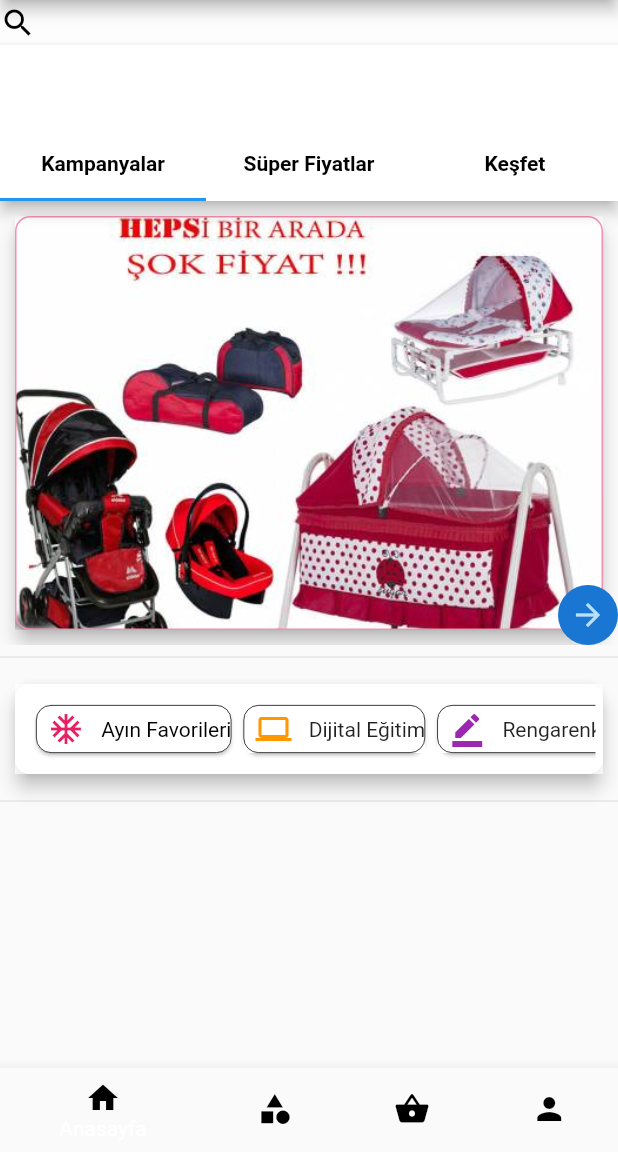
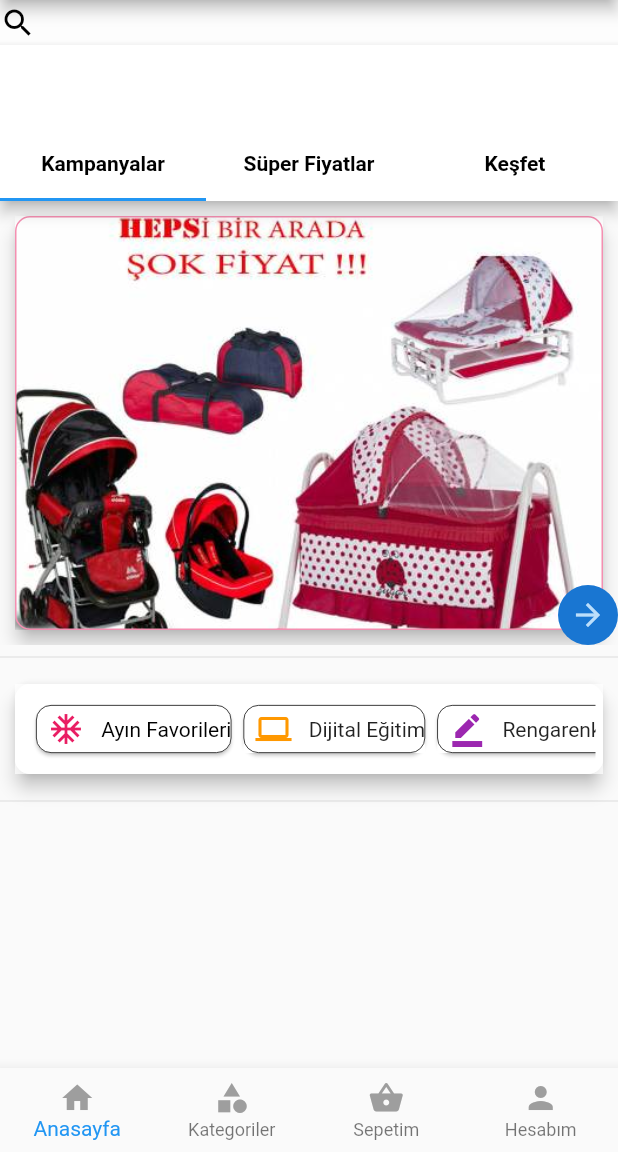
Before and after one commit to selinAslantas/gittigidiyor, a Flutter app: the screen it shows after launch, on a phone screen of 412 x 824 dp, the part 84-1236 px from its top. Run offline on Flutter 3.47's test engine with Material 2 defaults, Android fonts, the phone set to English and light mode, and no system bars.

Commit message:
sayfa geçişleri

```diff
--- a/lib/main.dart
+++ b/lib/main.dart
@@ -1,5 +1,5 @@
 import 'package:flutter/material.dart';
-import 'package:gitti_gidiyor/ui/homePage.dart';
+import 'package:gitti_gidiyor/ui/home.dart';
 
 void main() => runApp(MyApp());
 
@@ -9,7 +9,7 @@ class MyApp extends StatelessWidget {
   Widget build(BuildContext context) {
     return MaterialApp(
       debugShowCheckedModeBanner: false,
-      home: HomePage(),
+      home: Home(),
     );
   }
 }
--- /dev/null
+++ b/lib/ui/home.dart
@@ -0,0 +1,108 @@
+import 'package:flutter/material.dart';
+import 'package:gitti_gidiyor/ui/homePage.dart';
+import 'package:gitti_gidiyor/ui/kategoriler.dart';
+import 'package:gitti_gidiyor/ui/kesfet.dart';
+import 'package:gitti_gidiyor/ui/sepet.dart';
+
+class Home extends StatefulWidget {
+  final Function onTapped;
+
+  const Home({Key key, this.onTapped}) : super(key: key);
+  @override
+  _HomeState createState() => _HomeState();
+}
+
+class _HomeState extends State<Home> {
+  int selectedIndex = 0;
+  List<Widget> allPage;
+  HomePage homePage;
+  Kategoriler kategoriler;
+  Sepet sepet;
+  Kesfet kesfet;
+
+  @override
+  void initState() {
+    // TODO: implement initState
+    super.initState();
+    homePage = HomePage();
+    kategoriler = Kategoriler();
+    sepet = Sepet();
+    kesfet = Kesfet();
+
+    allPage = [homePage, kategoriler, sepet, kesfet];
+  }
+
+  @override
+  Widget build(BuildContext context) {
+    return SafeArea(
+      child: Scaffold(
+        appBar: AppBar(
+          backgroundColor: Colors.white,
+          centerTitle: true,
+          flexibleSpace: Image(
+            image: AssetImage('assets/images/indir.jpg'),
+            fit: BoxFit.cover,
+          ),
+        ),
+        body: allPage[selectedIndex],
+        bottomNavigationBar: bottomNavigationBar(),
+      ),
+    );
+  }
+
+  BottomNavigationBar bottomNavigationBar() {
+    return BottomNavigationBar(
+      items: const <BottomNavigationBarItem>[
+        BottomNavigationBarItem(
+          icon: Icon(
+            Icons.home,
+            color: Colors.grey,
+          ),
+          title: Text(
+            'Anasayfa',
+            style: TextStyle(color: Colors.black),
+          ),
+        ),
+        BottomNavigationBarItem(
+          icon: Icon(
+            Icons.category,
+            color: Colors.grey,
+          ),
+          title: Text(
+            'Kategoriler',
+            style: TextStyle(color: Colors.black),
+          ),
+        ),
+        BottomNavigationBarItem(
+          icon: Icon(
+            Icons.shopping_basket,
+            color: Colors.grey,
+          ),
+          title: Text(
+            'Sepetim',
+            style: TextStyle(color: Colors.black),
+          ),
+        ),
+        BottomNavigationBarItem(
+          icon: Icon(
+            Icons.person,
+            color: Colors.grey,
+          ),
+          title: Text(
+            'Hesabım',
+            style: TextStyle(color: Colors.black),
+          ),
+        ),
+      ],
+      type: BottomNavigationBarType.fixed,
+      currentIndex: selectedIndex,
+      onTap: (index) {
+        setState(() {
+          selectedIndex = index;
+        });
+      },
+    );
+  }
+
+  void onTapped() {}
+}
--- a/lib/ui/homePage.dart
+++ b/lib/ui/homePage.dart
@@ -2,67 +2,11 @@ import 'package:flutter/material.dart';
 
 class HomePage extends StatelessWidget {
   final Function onTapped;
-  final int selectedIndex;
 
-  HomePage({Key key, this.onTapped, this.selectedIndex = 0}) : super(key: key);
-
-  /* void changePage(int index) {
-    setState(() {
-      selectedIndex = index;
-    });
-  }*/
-
-  /* Widget showPage(int selectedIndex) {
-    if (selectedIndex == 0) {
-      return HomePage();
-    }
-    if (selectedIndex == 1) {
-      return Kategoriler();
-    }
-    if (selectedIndex == 2) {
-      return Sepetim();
-    } else {
-      return Hesabim();
-    }
-  }
-
-  Widget Kategoriler() {
-    return Center(
-      child: Container(
-        child: Text("Kategoriler"),
-      ),
-    );
-  }
-
-  Widget Hesabim() {
-    return Center(
-      child: Container(
-        child: Text("Hesabım"),
-      ),
-    );
-  }
-
-  Widget Sepetim() {
-    return Center(
-      child: Container(
-        child: Text("Sepetim"),
-      ),
-    );
-  }
-*/
+  const HomePage({Key key, this.onTapped}) : super(key: key);
   @override
   Widget build(BuildContext context) {
-    return SafeArea(
-      child: Scaffold(
-        appBar: AppBar(
-          backgroundColor: Colors.white,
-          centerTitle: true,
-          flexibleSpace: Image(
-            image: AssetImage('assets/images/indir.jpg'),
-            fit: BoxFit.cover,
-          ),
-        ),
-        body: ListView(
+    return ListView(
       children: <Widget>[
         Container(
           height: 30,
@@ -115,10 +59,9 @@ class HomePage extends StatelessWidget {
                         margin: EdgeInsets.all(10),
                         elevation: 5,
                         shape: RoundedRectangleBorder(
-                                borderRadius:
-                                    BorderRadius.all(Radius.circular(10)),
-                                side: BorderSide(
-                                    width: 1, color: Colors.pink[200])),
+                            borderRadius: BorderRadius.all(Radius.circular(10)),
+                            side:
+                                BorderSide(width: 1, color: Colors.pink[200])),
                         child: Image(
                           image: AssetImage('assets/images/kampanya.jpg'),
                           fit: BoxFit.cover,
@@ -128,8 +71,7 @@ class HomePage extends StatelessWidget {
                         margin: EdgeInsets.all(10),
                         elevation: 5,
                         shape: RoundedRectangleBorder(
-                                borderRadius:
-                                    BorderRadius.all(Radius.circular(10)),
+                            borderRadius: BorderRadius.all(Radius.circular(10)),
                             side: BorderSide(
                                 width: 1, color: Colors.orange[200])),
                         child: Image(
@@ -141,8 +83,7 @@ class HomePage extends StatelessWidget {
                         margin: EdgeInsets.all(10),
                         elevation: 5,
                         shape: RoundedRectangleBorder(
-                                borderRadius:
-                                    BorderRadius.all(Radius.circular(10)),
+                            borderRadius: BorderRadius.all(Radius.circular(10)),
                             side: BorderSide(
                                 width: 1, color: Colors.purple[200])),
                         child: Image(
@@ -270,56 +211,6 @@ class HomePage extends StatelessWidget {
         ),
         Divider(),
       ],
-        ),
-        bottomNavigationBar: BottomNavigationBar(
-          /*Theme(
-          data: Theme.of(context).copyWith(canvasColor: Colors.redAccent),
-          child: BottomNavigationBar(
-            currentIndex: selectedIndex,
-            //onTap: changePage,
-            type: BottomNavigationBarType.fixed,
-            fixedColor: Colors.white,*/
-          items: const <BottomNavigationBarItem>[
-            BottomNavigationBarItem(
-              icon: Icon(
-                Icons.home,
-                color: Colors.black,
-              ),
-              title: Text(
-                'Anasayfa',
-                style: TextStyle(color: Colors.black),
-              ),
-            ),
-            BottomNavigationBarItem(
-              icon: Icon(Icons.category, color: Colors.black),
-              title: Text(
-                'Kategoriler',
-                style: TextStyle(color: Colors.black),
-              ),
-            ),
-            BottomNavigationBarItem(
-              icon: Icon(
-                Icons.shopping_basket,
-                color: Colors.black,
-              ),
-              title: Text(
-                'Sepetim',
-                style: TextStyle(color: Colors.black),
-              ),
-            ),
-            BottomNavigationBarItem(
-              icon: Icon(
-                Icons.person,
-                color: Colors.black,
-              ),
-              title: Text(
-                'Hesabım',
-                style: TextStyle(color: Colors.black),
-              ),
-            ),
-          ],
-        ),
-      ),
     );
   }
 }
```
Also changed, not shown: lib/ui/kategoriler.dart (added, +205 -0 lines), lib/ui/kesfet.dart (added, +15 -0 lines), lib/ui/sepet.dart (added, +69 -0 lines). Lines whose indentation alone changed are shown as unchanged.
